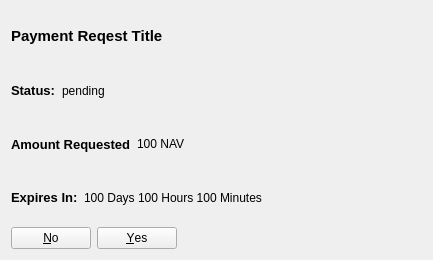
Old version of the form src/qt/communityfunddisplaypaymentrequest.ui in the repository navcoin/navcoin-core.
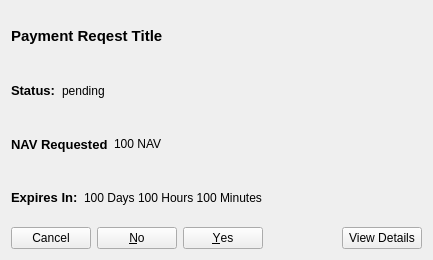
New version of the form.

Commit message: UI changes to payment request display

The edit to the form file:
```diff
--- a/src/qt/communityfunddisplaypaymentrequest.ui
+++ b/src/qt/communityfunddisplaypaymentrequest.ui
@@ -85,7 +85,7 @@
           </font>
          </property>
          <property name="text">
-          <string>Amount Requested</string>
+          <string>NAV Requested</string>
          </property>
         </widget>
        </item>
@@ -130,14 +130,25 @@
       </layout>
      </item>
      <item>
+      <layout class="QHBoxLayout" name="horizontalLayout">
+       <item>
       <widget class="QDialogButtonBox" name="buttonBox">
        <property name="layoutDirection">
         <enum>Qt::RightToLeft</enum>
        </property>
        <property name="standardButtons">
-        <set>QDialogButtonBox::No|QDialogButtonBox::Yes</set>
-       </property>
-      </widget>
+          <set>QDialogButtonBox::Cancel|QDialogButtonBox::No|QDialogButtonBox::Yes</set>
+         </property>
+        </widget>
+       </item>
+       <item>
+        <widget class="QPushButton" name="pushButtonDetail">
+         <property name="text">
+          <string>View Details</string>
+         </property>
+        </widget>
+       </item>
+      </layout>
      </item>
     </layout>
    </item>
```
Lines whose indentation alone changed are shown as unchanged.
